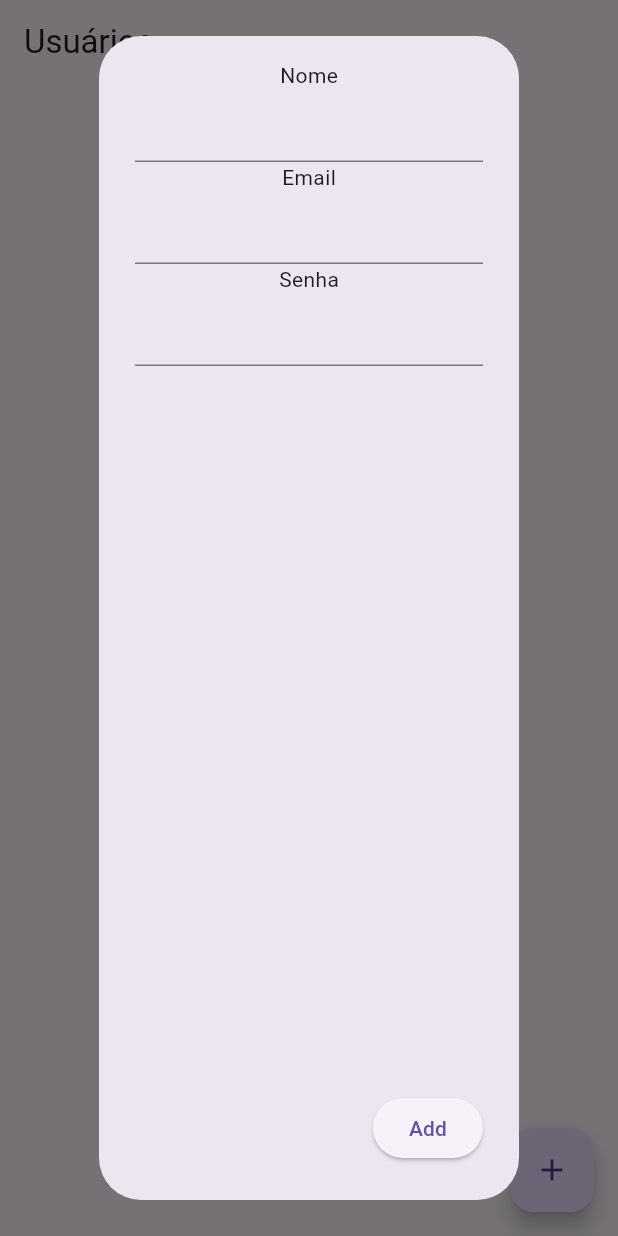
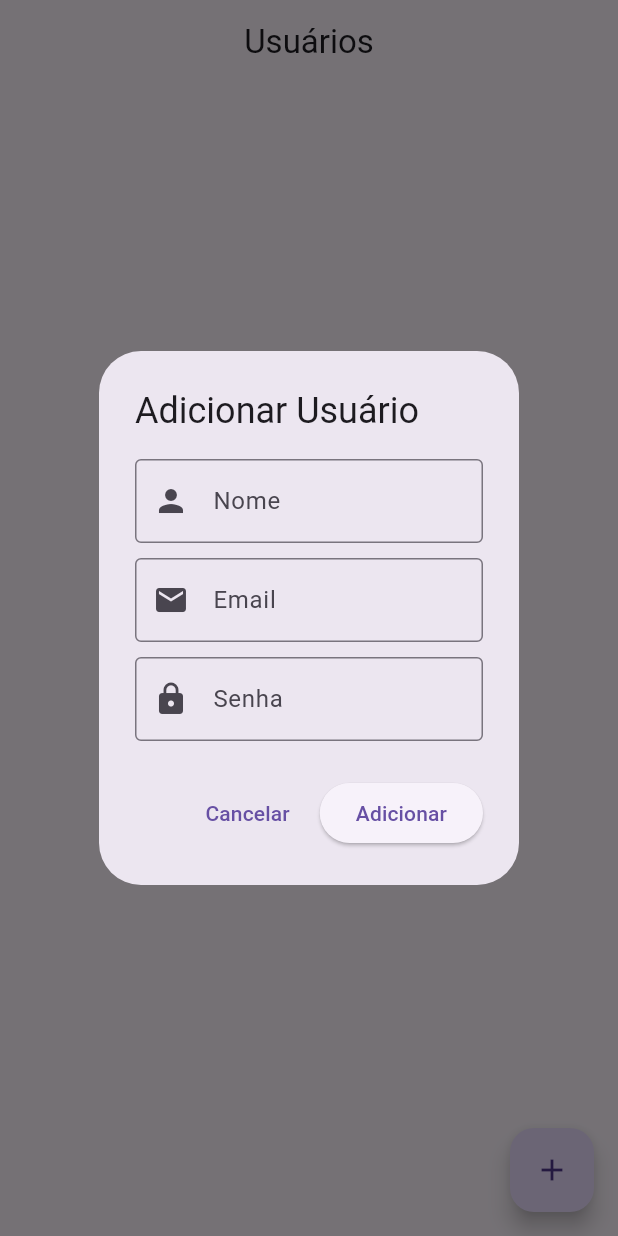
Before and after one commit to TiagoBuson/FlutterUserProject, a Flutter app: the screen it shows after launch, after a tap on the "add" icon, on a phone screen of 412 x 824 dp. Run offline on Flutter 3.47's test engine with Material 3 defaults, Android fonts, the phone set to English and light mode, and no system bars; our stand-ins replace cloud_firestore, firebase_core; accounts and stored records are empty.

Commit message:
Adicionando funcionalidades de Update e Delete de usuários

```diff
--- a/lib/pages/home_page.dart
+++ b/lib/pages/home_page.dart
@@ -11,51 +11,96 @@ class HomePage extends StatefulWidget {
 }
 
 class _HomePageState extends State<HomePage> {
-
   final FirestoreService firestoreService = FirestoreService();
 
   final TextEditingController nameController = TextEditingController();
   final TextEditingController emailController = TextEditingController();
   final TextEditingController passwordController = TextEditingController();
 
-  void openUserBox() {
+  void openUserBox({String? docID}) {
     showDialog(
       context: context,
       builder: (context) => AlertDialog(
-        content:
-          Column(
+        title: Text(docID == null ? "Adicionar Usuário" : "Editar Usuário"),
+        content: SingleChildScrollView(
+          child: Column(
+            mainAxisSize: MainAxisSize.min,
             children: [
-              Text("Nome"),
               TextField(
                 controller: nameController,
+                decoration: InputDecoration(
+                  labelText: "Nome",
+                  prefixIcon: Icon(Icons.person),
+                  border: OutlineInputBorder(),
                 ),
-              Text("Email"),
+              ),
+              SizedBox(height: 10),
               TextField(
                 controller: emailController,
+                decoration: InputDecoration(
+                  labelText: "Email",
+                  prefixIcon: Icon(Icons.email),
+                  border: OutlineInputBorder(),
                 ),
-              Text("Senha"),
+              ),
+              SizedBox(height: 10),
               TextField(
                 controller: passwordController,
+                obscureText: true,
+                decoration: InputDecoration(
+                  labelText: "Senha",
+                  prefixIcon: Icon(Icons.lock),
+                  border: OutlineInputBorder(),
+                ),
               ),
             ],
           ),
+        ),
         actions: [
-          ElevatedButton(onPressed: () {
-            firestoreService.addUser(nameController.text, emailController.text, passwordController.text);
-
+          TextButton(
+            onPressed: () {
               nameController.clear();
               emailController.clear();
               passwordController.clear();
+              Navigator.of(context).pop();
             },
-          child: Text("Add"))
+            child: Text("Cancelar"),
+          ),
+          ElevatedButton(
+            onPressed: () {
+              if (docID == null) {
+                firestoreService.addUser(
+                  nameController.text,
+                  emailController.text,
+                  passwordController.text,
+                );
+              } else {
+                firestoreService.updateUser(
+                  docID,
+                  nameController.text,
+                  emailController.text,
+                  passwordController.text,
+                );
+              }
+              nameController.clear();
+              emailController.clear();
+              passwordController.clear();
+              Navigator.of(context).pop();
+            },
+            child: Text(docID == null ? "Adicionar" : "Salvar"),
+          ),
         ],
-    ));
+      ),
+    );
   }
 
   @override
   Widget build(BuildContext context) {
     return Scaffold(
-      appBar: AppBar(title: Text("Usuários"),),
+      appBar: AppBar(
+        title: Text("Usuários"),
+        centerTitle: true,
+      ),
       floatingActionButton: FloatingActionButton(
         onPressed: openUserBox,
         child: const Icon(Icons.add),
@@ -67,6 +112,7 @@ class _HomePageState extends State<HomePage> {
             List userList = snapshot.data!.docs;
 
             return ListView.builder(
+              padding: EdgeInsets.all(8.0),
               itemCount: userList.length,
               itemBuilder: (context, index) {
                 DocumentSnapshot document = userList[index];
@@ -78,14 +124,43 @@ class _HomePageState extends State<HomePage> {
                 String userName = data['name'];
                 String userEmail = data['email'];
 
-                return ListTile(
-                  title: Text(userName),
+                return Card(
+                  elevation: 4,
+                  margin: EdgeInsets.symmetric(vertical: 8),
+                  child: ListTile(
+                    leading: CircleAvatar(
+                      backgroundColor: Colors.blue,
+                      child: Text(
+                        userName[0].toUpperCase(),
+                        style: TextStyle(color: Colors.white),
+                      ),
+                    ),
+                    title: Text(userName, style: TextStyle(fontWeight: FontWeight.bold)),
                     subtitle: Text(userEmail),
+                    trailing: Row(
+                      mainAxisSize: MainAxisSize.min,
+                      children: [
+                        IconButton(
+                          onPressed: () => openUserBox(docID: docID),
+                          icon: Icon(Icons.edit, color: Colors.orange),
+                        ),
+                        IconButton(
+                          onPressed: () => firestoreService.deleteUser(docID),
+                          icon: Icon(Icons.delete, color: Colors.red),
+                        ),
+                      ],
+                    ),
+                  ),
                 );
-              }
+              },
             );
           } else {
-            return const Text("Sem Usuáarios...");
+            return Center(
+              child: Text(
+                "Nenhum usuário encontrado..",
+                style: TextStyle(fontSize: 16, color: Colors.grey),
+              ),
+            );
           }
         },
       ),
```
Also changed, not shown: lib/services/firestore.dart (+13 -0 lines). Lines whose indentation alone changed are shown as unchanged.
